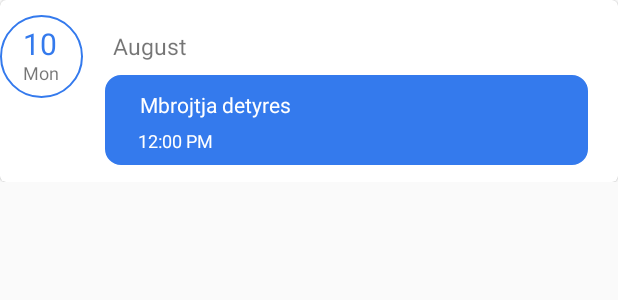
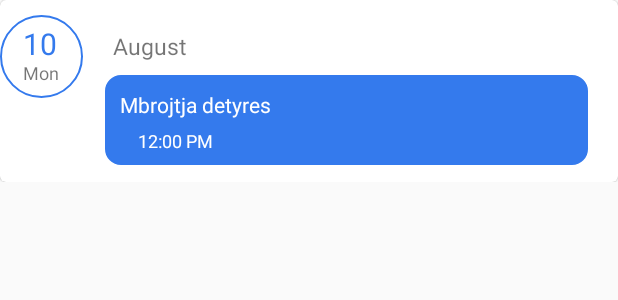
Before and after one commit to albinhalitaj/CalendarApp, an Android app: the layout allevents_layout.xml on its own in the app's theme, with its tools: preview values and no code run, on a phone screen of 412 x 824 dp. Shown: the top 300 px of the screen. Run offline under Robolectric (Android 15) with nearby library versions, the phone set to English and light mode, and no system bars.

Commit message:
refactored code

```diff
--- a/app/src/main/res/layout/activity_login.xml
+++ b/app/src/main/res/layout/activity_login.xml
@@ -10,7 +10,7 @@
         android:layout_height="741dp"
         android:layout_marginTop="-200dp"
         android:src="@mipmap/login"
-        android:contentDescription="banner">
+        android:contentDescription="@string/banner">
     </ImageView>
 
     <EditText
@@ -19,7 +19,7 @@
         android:layout_marginTop="-90dp"
         android:layout_gravity="center"
         android:background="@drawable/input"
-        android:textSize="15dp"
+        android:textSize="15sp"
         android:textColorHint="@color/blue"
         android:id="@+id/username"
         android:hint="@string/username"
@@ -34,7 +34,7 @@
         android:inputType="textPassword"
         android:hint="@string/password"
         android:textColorHint="@color/blue"
-        android:textSize="15dp"
+        android:textSize="15sp"
         android:id="@+id/password"
         android:background="@drawable/input">
     </EditText>
--- a/app/src/main/res/layout/allevents_layout.xml
+++ b/app/src/main/res/layout/allevents_layout.xml
@@ -13,16 +13,17 @@
             android:layout_height="55dp"
             android:layout_marginTop="10dp"
             android:src="@drawable/circle"
-            android:id="@+id/circle">
+            android:id="@+id/circle"
+            android:contentDescription="@string/circle">
         </ImageView>
 
         <TextView
             android:layout_width="wrap_content"
             android:layout_height="match_parent"
-            android:text="August"
+            android:text="@string/august"
             android:id="@+id/month"
-            android:textSize="15dp"
-            android:layout_marginLeft="75dp"
+            android:textSize="15sp"
+            android:layout_marginStart="75dp"
             android:layout_marginTop="20dp"
             android:layout_marginBottom="80dp">
         </TextView>
@@ -30,10 +31,10 @@
         <TextView
             android:layout_width="wrap_content"
             android:layout_height="wrap_content"
-            android:layout_marginLeft="15dp"
+            android:layout_marginStart="15dp"
             android:id="@+id/date"
-            android:text="10"
-            android:textSize="20dp"
+            android:text="@string/_10"
+            android:textSize="20sp"
             android:layout_marginTop="15dp"
             android:textColor="@color/blue">
         </TextView>
@@ -43,9 +44,9 @@
             android:layout_height="wrap_content"
             android:layout_marginTop="40dp"
             android:id="@+id/day"
-            android:text="Mon"
-            android:textSize="12dp"
-            android:layout_marginLeft="15dp">
+            android:text="@string/mon"
+            android:textSize="12sp"
+            android:layout_marginStart="15dp">
         </TextView>
 
         <TextView
@@ -53,23 +54,23 @@
             android:layout_height="60dp"
             android:background="@drawable/eventview"
             android:layout_below="@id/day"
-            android:layout_marginLeft="70dp"
-            android:layout_marginRight="20dp"
+            android:layout_marginStart="70dp"
+            android:layout_marginEnd="20dp"
             android:layout_marginTop="50dp"
             android:id="@+id/eventname"
-            android:text="    Mbrojtja detyres"
+            android:text="@string/mbrojtja_detyres"
             android:textColor="@color/white">
         </TextView>
 
         <TextView
             android:layout_width="match_parent"
             android:layout_height="wrap_content"
-            android:text="12:00 PM"
+            android:text="@string/_12_00_pm"
             android:id="@+id/time"
             android:layout_marginTop="85dp"
-            android:layout_marginLeft="92dp"
+            android:layout_marginStart="92dp"
             android:textColor="@color/white"
-            android:textSize="12dp">
+            android:textSize="12sp">
         </TextView>
 
     </com.google.android.material.card.MaterialCardView>
--- a/app/src/main/res/values/strings.xml
+++ b/app/src/main/res/values/strings.xml
@@ -24,4 +24,14 @@
     <string name="fri">Fri</string>
     <string name="sat">Sat</string>
     <string name="albik_s_events">albik\'s Events</string>
+    <string name="banner">banner</string>
+    <string name="august">August</string>
+    <string name="circle">circle</string>
+    <string name="_10">10</string>
+    <string name="mbrojtja_detyres">Mbrojtja detyres</string>
+    <string name="_12_00_pm">12:00 PM</string>
+    <string name="date">Date</string>
+    <string name="event">Event</string>
+    <string name="notification">Notification</string>
+    <string name="delete">Delete</string>
 </resources>
```
Also changed, not shown: app/src/main/res/layout/activity_register.xml (+4 -6 lines), app/src/main/res/layout/show_events_rowlayout.xml (+9 -8 lines).
